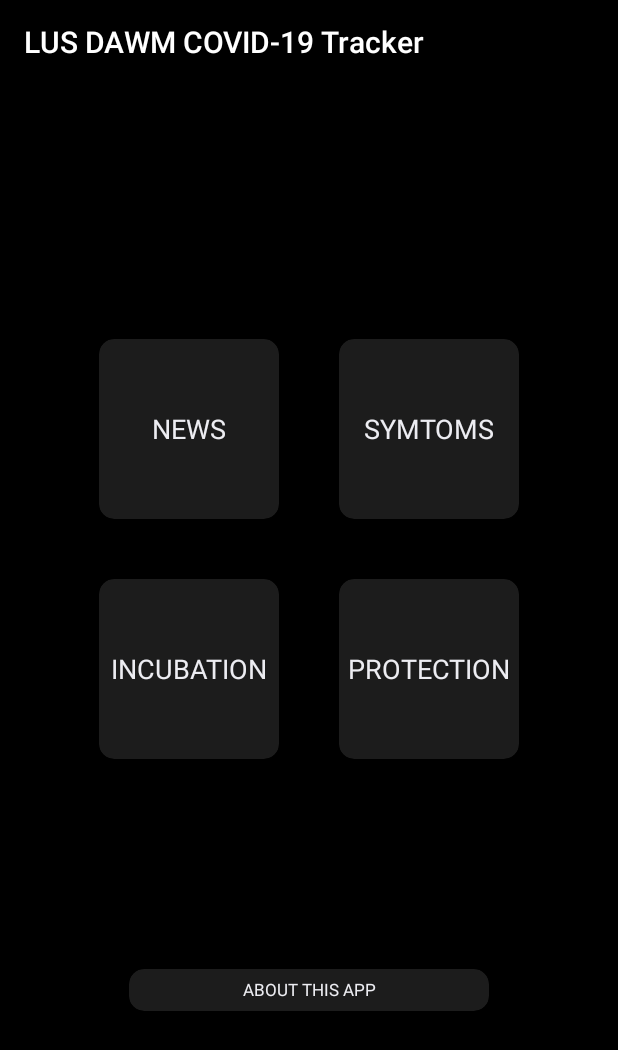
After one commit to soufian-gh/lus-dawm-covid19, an Android app: the MoreActivity screen opened directly, with no data from a screen before it, on a phone screen of 412 x 824 dp. The commit adds this screen. Shown: the top 1050 px of the screen. Run offline under Robolectric (Android 15) with nearby library versions, the phone set to English and light mode, and no system bars; network calls fail.

Commit message:
add the "more" layout

```diff
--- a/app/build.gradle
+++ b/app/build.gradle
@@ -27,6 +27,10 @@ dependencies {
 
     implementation 'androidx.appcompat:appcompat:1.1.0'
     implementation 'androidx.constraintlayout:constraintlayout:1.1.3'
+    implementation 'androidx.legacy:legacy-support-v4:1.0.0'
+    implementation 'androidx.navigation:navigation-fragment:2.1.0'
+    implementation 'androidx.navigation:navigation-ui:2.1.0'
+    implementation 'androidx.lifecycle:lifecycle-extensions:2.1.0'
     testImplementation 'junit:junit:4.12'
     androidTestImplementation 'androidx.test.ext:junit:1.1.1'
     androidTestImplementation 'androidx.test.espresso:espresso-core:3.2.0'
--- a/app/src/main/AndroidManifest.xml
+++ b/app/src/main/AndroidManifest.xml
@@ -1,13 +1,11 @@
 <?xml version="1.0" encoding="utf-8"?>
 <manifest xmlns:android="http://schemas.android.com/apk/res/android"
     package="com.lus.dawm.covid.app">
-
 
     <uses-permission android:name="android.permission.INTERNET" />
     <uses-permission android:name="android.permission.ACCESS_NETWORK_STATE" />
     <uses-permission android:name="android.permission.ACCESS_FINE_LOCATION" />
     <uses-permission android:name="android.permission.ACCESS_COARSE_LOCATION" />
-
 
     <application
         android:allowBackup="true"
@@ -16,7 +14,8 @@
         android:roundIcon="@mipmap/ic_launcher_round"
         android:supportsRtl="true"
         android:theme="@style/AppTheme">
-        <activity android:name=".DetailActivity"></activity>
+        <activity android:name=".MoreActivity"></activity>
+        <activity android:name=".DetailActivity" />
         <activity android:name=".AffectedCountries" />
         <activity android:name=".MainActivity">
             <intent-filter>
--- /dev/null
+++ b/app/src/main/java/com/lus/dawm/covid/app/MoreActivity.java
@@ -0,0 +1,14 @@
+package com.lus.dawm.covid.app;
+
+import androidx.appcompat.app.AppCompatActivity;
+
+import android.os.Bundle;
+
+public class MoreActivity extends AppCompatActivity {
+
+    @Override
+    protected void onCreate(Bundle savedInstanceState) {
+        super.onCreate (savedInstanceState);
+        setContentView (R.layout.activity_more);
+    }
+}
--- /dev/null
+++ b/app/src/main/res/layout/activity_more.xml
@@ -0,0 +1,144 @@
+<?xml version="1.0" encoding="utf-8"?>
+<LinearLayout xmlns:android="http://schemas.android.com/apk/res/android"
+    xmlns:app="http://schemas.android.com/apk/res-auto"
+    xmlns:tools="http://schemas.android.com/tools"
+    android:layout_width="match_parent"
+    android:layout_height="match_parent"
+    android:background="@color/color_black"
+    tools:context=".MainActivity"
+    android:orientation="vertical"
+    android:gravity="center"
+    >
+
+
+    <LinearLayout
+        android:layout_width="wrap_content"
+        android:layout_height="wrap_content"
+        >
+
+        <androidx.cardview.widget.CardView
+
+            app:cardBackgroundColor="@color/color_gray"
+            android:layout_margin="20dp"
+            android:layout_width="120dp"
+            android:layout_height="120dp"
+            android:id="@+id/item1"
+            app:cardCornerRadius="10dp"
+            app:cardElevation="10dp"
+            >
+            <TextView
+                android:layout_width="match_parent"
+                android:layout_height="match_parent"
+                android:text="NEWS"
+                android:gravity="center"
+                android:textColor="@color/color_white"
+                android:textSize="18dp">
+            </TextView>
+        </androidx.cardview.widget.CardView>
+
+        <androidx.cardview.widget.CardView
+            app:cardBackgroundColor="@color/color_gray"
+            android:layout_margin="20dp"
+            android:layout_width="120dp"
+            android:layout_height="120dp"
+            android:id="@+id/item2"
+            app:cardCornerRadius="10dp"
+            app:cardElevation="10dp"
+            >
+            <TextView
+                android:layout_width="match_parent"
+                android:layout_height="match_parent"
+                android:text="SYMTOMS"
+                android:gravity="center"
+                android:textColor="@color/color_white"
+                android:textSize="18dp">
+            </TextView>
+        </androidx.cardview.widget.CardView>
+
+    </LinearLayout>
+
+    <LinearLayout
+        android:layout_width="wrap_content"
+        android:layout_height="wrap_content">
+
+        <androidx.cardview.widget.CardView
+            app:cardBackgroundColor="@color/color_gray"
+            android:layout_margin="20dp"
+            android:layout_width="120dp"
+            android:layout_height="120dp"
+            android:id="@+id/item3"
+            app:cardCornerRadius="10dp"
+            app:cardElevation="10dp"
+            >
+            <TextView
+                android:layout_width="match_parent"
+                android:layout_height="match_parent"
+                android:text="INCUBATION"
+                android:gravity="center"
+                android:textColor="@color/color_white"
+                android:textSize="18dp">
+            </TextView>
+        </androidx.cardview.widget.CardView>
+
+        <androidx.cardview.widget.CardView
+            app:cardBackgroundColor="@color/color_gray"
+            android:layout_margin="20dp"
+            android:layout_width="120dp"
+            android:layout_height="120dp"
+            android:id="@+id/item4"
+            app:cardCornerRadius="10dp"
+            app:cardElevation="10dp"
+            >
+            <TextView
+                android:layout_width="match_parent"
+                android:layout_height="match_parent"
+                android:text="PROTECTION"
+                android:gravity="center"
+                android:textColor="@color/color_white"
+                android:textSize="18dp">
+            </TextView>
+        </androidx.cardview.widget.CardView>
+
+    </LinearLayout>
+
+    <LinearLayout
+        android:layout_width="wrap_content"
+        android:layout_height="wrap_content">
+
+
+
+        <androidx.cardview.widget.CardView
+            app:cardBackgroundColor="@color/color_gray"
+            android:layout_marginTop="120dp"
+            android:layout_width="240dp"
+            android:layout_height="28dp"
+            android:id="@+id/item5"
+            app:cardCornerRadius="10dp"
+            app:cardElevation="10dp"
+            >
+            <TextView
+                android:layout_width="match_parent"
+                android:layout_height="match_parent"
+                android:text="ABOUT THIS APP"
+                android:gravity="center"
+                android:textColor="@color/color_white"
+                android:textSize="11dp">
+            </TextView>
+        </androidx.cardview.widget.CardView>
+
+    </LinearLayout>
+
+
+
+
+
+
+
+
+
+
+
+
+
+
+</LinearLayout>
--- a/app/src/main/res/values/styles.xml
+++ b/app/src/main/res/values/styles.xml
@@ -7,5 +7,11 @@
         <item name="colorPrimaryDark">@color/color_black</item>
         <item name="colorAccent">@color/color_black</item>
     </style>
+    <style name="AppTheme.NoActionBar">
+        <item name="windowActionBar">false</item>
+        <item name="windowNoTitle">true</item>
+    </style>
+    <style name="AppTheme.AppBarOverlay" parent="ThemeOverlay.AppCompat.Dark.ActionBar" />
+    <style name="AppTheme.PopupOverlay" parent="ThemeOverlay.AppCompat.Light" />
 
 </resources>
```
Also changed, not shown: app/src/main/java/com/lus/dawm/covid/app/MainActivity.java (+8 -0 lines), app/src/main/res/drawable/ic_menu_camera.xml (added, +12 -0 lines), app/src/main/res/drawable/ic_menu_gallery.xml (added, +9 -0 lines), app/src/main/res/drawable/ic_menu_slideshow.xml (added, +9 -0 lines), app/src/main/res/drawable/side_nav_bar.xml (added, +9 -0 lines), app/src/main/res/layout/activity_main.xml (+27 -2 lines), app/src/main/res/menu/activity_main_drawer.xml (added, +20 -0 lines), app/src/main/res/menu/drawer.xml (added, +8 -0 lines), app/src/main/res/navigation/mobile_navigation.xml (added, +25 -0 lines), app/src/main/res/values/dimens.xml (added, +8 -0 lines), app/src/main/res/values/strings.xml (+11 -0 lines).
